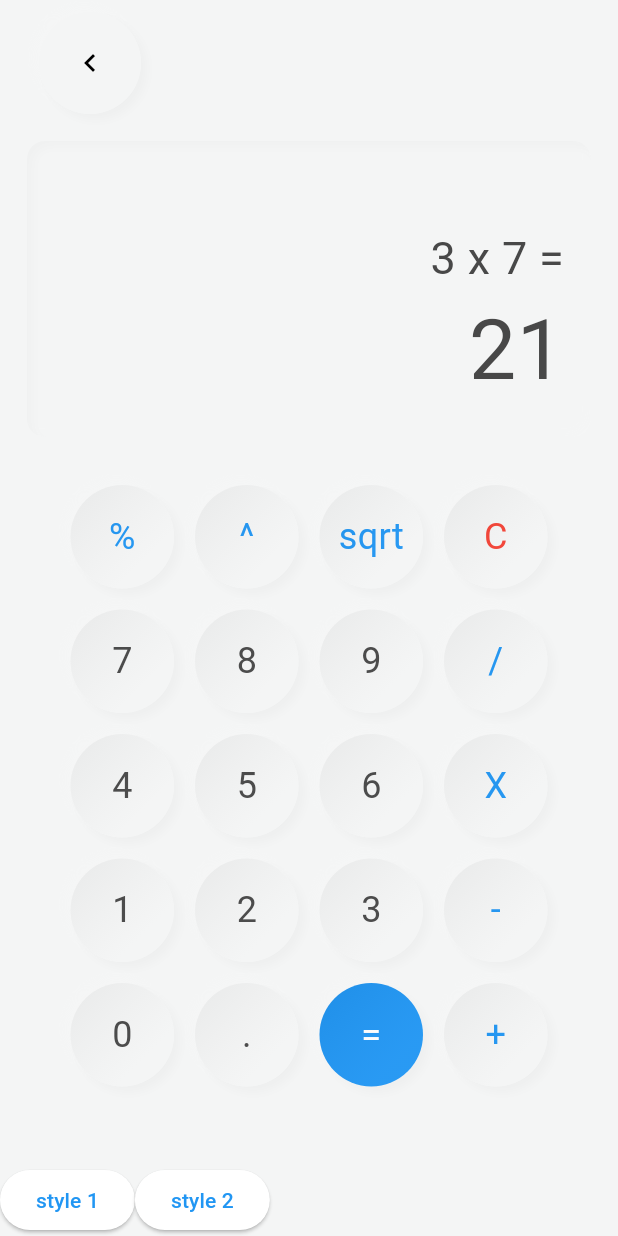
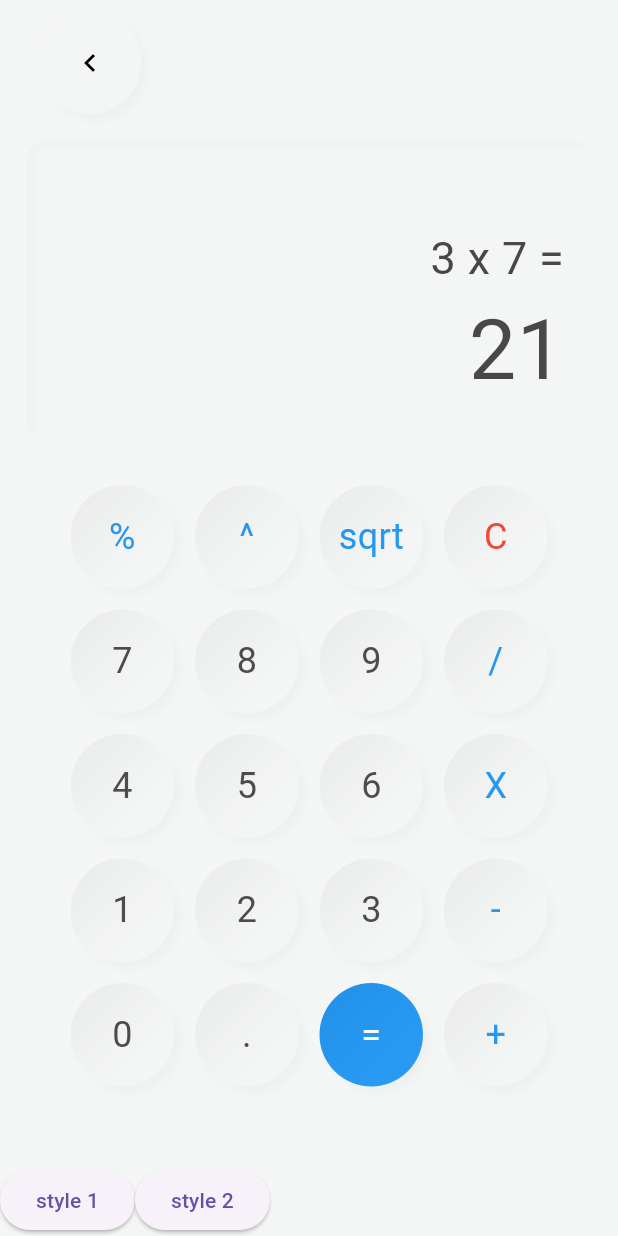
Before and after one commit to Arfaz123/custom_neumorphic, a Flutter app: the CalculatorSample screen opened directly, on a phone screen of 412 x 824 dp. Run offline on Flutter 3.47's test engine with Material 3 defaults, Android fonts, the light colour scheme and no system bars; our stand-ins replace flutter_colorpicker.

Commit message:
Code updated

```diff
--- a/example/lib/main.dart
+++ b/example/lib/main.dart
@@ -12,15 +12,13 @@ class MyApp extends StatelessWidget {
       debugShowCheckedModeBanner: false,
       title: 'Flutter Demo',
       themeMode: ThemeMode.light,
-      theme: NeumorphicThemeData(
+      theme: const NeumorphicThemeData(
         baseColor: Color(0xFFFFFFFF),
         lightSource: LightSource.topLeft,
-        brightness: Brightness.light,
         depth: 10,
       ),
-      darkTheme: NeumorphicThemeData(
+      darkTheme: const NeumorphicThemeData(
         baseColor: Color(0xFF3E3E3E),
-        brightness: Brightness.dark,
         lightSource: LightSource.topLeft,
         depth: 6,
       ),
--- a/lib/src/colors.dart
+++ b/lib/src/colors.dart
@@ -12,7 +12,6 @@ class NeumorphicColors {
   static const variant = Color(0xFF00BCD4);
   static const disabled = Color(0xFF9E9E9E);
 
-  static const darkBrightness = Brightness.light;
   static const darkBackground = Color(0xFF2D2F2F);
   static const darkAccent = Color(0xFF4CAF50);
   static const darkVariant = Color(0xFF607D8B);
--- a/lib/src/theme/theme.dart
+++ b/lib/src/theme/theme.dart
@@ -25,7 +25,6 @@ const Color _defaultTextColor = NeumorphicColors.defaultTextColor;
 const LightSource _defaultLightSource = LightSource.topLeft;
 const Color _defaultBaseColor = NeumorphicColors.background;
 const double _defaultBorderSize = 0.3;
-const Brightness _defaultBrightness = NeumorphicColors.darkBrightness;
 
 /// Used with the NeumorphicTheme
 ///
@@ -49,7 +48,6 @@ class NeumorphicThemeData {
   final Color accentColor;
   final Color variantColor;
   final Color disabledColor;
-  final Brightness brightness;
 
   final Color shadowLightColor;
   final Color shadowDarkColor;
@@ -86,7 +84,6 @@ class NeumorphicThemeData {
       _intensity.clamp(Neumorphic.MIN_INTENSITY, Neumorphic.MAX_INTENSITY);
 
   const NeumorphicThemeData({
-    this.brightness = _defaultBrightness,
     this.baseColor = _defaultBaseColor,
     double depth = _defaultDepth,
     NeumorphicBoxShape? boxShape,
@@ -112,7 +109,6 @@ class NeumorphicThemeData {
         this._intensity = intensity;
 
   const NeumorphicThemeData.dark({
-    this.brightness = _defaultBrightness,
     this.baseColor = NeumorphicColors.darkBackground,
     double depth = _defaultDepth,
     NeumorphicBoxShape? boxShape,
@@ -139,7 +135,7 @@ class NeumorphicThemeData {
 
   @override
   String toString() {
-    return 'NeumorphicTheme{brightness: $brightness, baseColor: $baseColor, boxShape: $boxShape, disableDepth: $disableDepth, accentColor: $accentColor, variantColor: $variantColor, disabledColor: $disabledColor, _depth: $_depth, intensity: $intensity, lightSource: $lightSource}';
+    return 'NeumorphicTheme{baseColor: $baseColor, boxShape: $boxShape, disableDepth: $disableDepth, accentColor: $accentColor, variantColor: $variantColor, disabledColor: $disabledColor, _depth: $_depth, intensity: $intensity, lightSource: $lightSource}';
   }
 
   @override
@@ -147,7 +143,6 @@ class NeumorphicThemeData {
       identical(this, other) ||
       other is NeumorphicThemeData &&
           runtimeType == other.runtimeType &&
-          brightness == other.brightness &&
           baseColor == other.baseColor &&
           boxShape == other.boxShape &&
           textTheme == other.textTheme &&
@@ -171,7 +166,6 @@ class NeumorphicThemeData {
 
   @override
   int get hashCode =>
-      brightness.hashCode ^
       baseColor.hashCode ^
       textTheme.hashCode ^
       iconTheme.hashCode ^
@@ -196,7 +190,6 @@ class NeumorphicThemeData {
   /// Create a copy of this theme
   /// With possibly new values given from this method's arguments
   NeumorphicThemeData copyWith({
-    Brightness? brightness,
     Color? baseColor,
     Color? accentColor,
     Color? variantColor,
@@ -220,7 +213,6 @@ class NeumorphicThemeData {
     LightSource? lightSource,
   }) {
     return NeumorphicThemeData(
-      brightness: brightness ?? this.brightness,
       baseColor: baseColor ?? this.baseColor,
       textTheme: textTheme ?? this.textTheme,
       iconTheme: iconTheme ?? this.iconTheme,
@@ -252,7 +244,6 @@ class NeumorphicThemeData {
     required NeumorphicThemeData other,
   }) {
     return NeumorphicThemeData(
-      brightness: other.brightness,
       baseColor: other.baseColor,
       accentColor: other.accentColor,
       variantColor: other.variantColor,
--- a/lib/src/widget/app.dart
+++ b/lib/src/widget/app.dart
@@ -80,6 +80,7 @@ class NeumorphicApp extends StatelessWidget {
         primarySwatch: color,
         textTheme: theme.textTheme,
         iconTheme: theme.iconTheme,
+        // brightness: theme.brightness,
         scaffoldBackgroundColor: theme.baseColor,
       );
     }
@@ -94,7 +95,7 @@ class NeumorphicApp extends StatelessWidget {
       //     ThemeData.estimateBrightnessForColor(theme.variantColor),
       textTheme: theme.textTheme,
       scaffoldBackgroundColor: theme.baseColor,
-      colorScheme: ColorScheme.fromSwatch().copyWith(secondary: theme.variantColor),
+      // colorScheme: ColorScheme.fromSwatch().copyWith(secondary: theme.variantColor),
     );
   }
 
```
